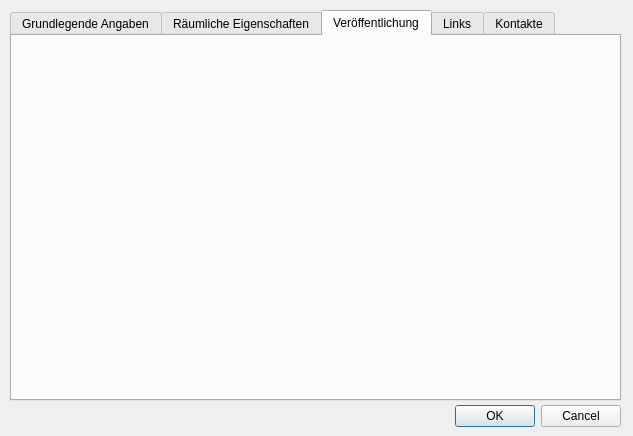
This is pg_metadata/resources/ui/edit_metadata_dialog.ui in effjot/qgis-pgmetadata-plugin as Qt 5 draws it before an edit. The edited form follows.
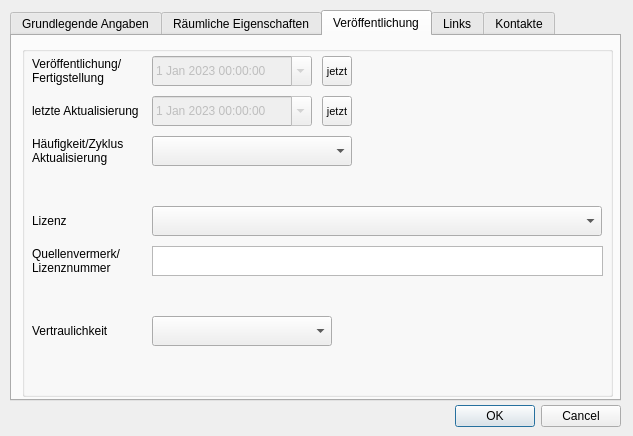
This is the edited form. The open tabs and pages were chosen to show the change. Custom widgets are drawn as their Qt base class.

Commit message: WIP Edit dialog: date_updated, frequency, license

```diff
--- a/pg_metadata/resources/ui/edit_metadata_dialog.ui
+++ b/pg_metadata/resources/ui/edit_metadata_dialog.ui
@@ -308,29 +308,6 @@
 Fertigstellung</string>
       </property>
      </widget>
-     <widget class="QDateTimeEdit" name="dattim_publ">
-      <property name="enabled">
-       <bool>false</bool>
-      </property>
-      <property name="geometry">
-       <rect>
-        <x>130</x>
-        <y>300</y>
-        <width>141</width>
-        <height>30</height>
-       </rect>
-      </property>
-      <property name="date">
-       <date>
-        <year>2023</year>
-        <month>1</month>
-        <day>1</day>
-       </date>
-      </property>
-      <property name="calendarPopup">
-       <bool>true</bool>
-      </property>
-     </widget>
      <widget class="QLabel" name="label_23">
       <property name="geometry">
        <rect>
@@ -506,6 +483,231 @@
     <attribute name="title">
      <string>Veröffentlichung</string>
     </attribute>
+    <widget class="QGroupBox" name="groupBox_publ">
+     <property name="geometry">
+      <rect>
+       <x>10</x>
+       <y>10</y>
+       <width>591</width>
+       <height>351</height>
+      </rect>
+     </property>
+     <property name="title">
+      <string notr="true"/>
+     </property>
+     <widget class="QToolButton" name="btn_datetime_publ_now">
+      <property name="geometry">
+       <rect>
+        <x>300</x>
+        <y>10</y>
+        <width>30</width>
+        <height>30</height>
+       </rect>
+      </property>
+      <property name="font">
+       <font>
+        <pointsize>8</pointsize>
+       </font>
+      </property>
+      <property name="toolTip">
+       <string>Zeitstempel auf jetzt setzen</string>
+      </property>
+      <property name="text">
+       <string>jetzt</string>
+      </property>
+     </widget>
+     <widget class="QDateTimeEdit" name="dattim_publ">
+      <property name="enabled">
+       <bool>false</bool>
+      </property>
+      <property name="geometry">
+       <rect>
+        <x>130</x>
+        <y>10</y>
+        <width>160</width>
+        <height>30</height>
+       </rect>
+      </property>
+      <property name="date">
+       <date>
+        <year>2023</year>
+        <month>1</month>
+        <day>1</day>
+       </date>
+      </property>
+      <property name="calendarPopup">
+       <bool>true</bool>
+      </property>
+     </widget>
+     <widget class="QLabel" name="label_24">
+      <property name="geometry">
+       <rect>
+        <x>10</x>
+        <y>10</y>
+        <width>121</width>
+        <height>30</height>
+       </rect>
+      </property>
+      <property name="text">
+       <string>Veröffentlichung/
+Fertigstellung</string>
+      </property>
+     </widget>
+     <widget class="QDateTimeEdit" name="dattim_upd">
+      <property name="enabled">
+       <bool>false</bool>
+      </property>
+      <property name="geometry">
+       <rect>
+        <x>130</x>
+        <y>50</y>
+        <width>160</width>
+        <height>30</height>
+       </rect>
+      </property>
+      <property name="date">
+       <date>
+        <year>2023</year>
+        <month>1</month>
+        <day>1</day>
+       </date>
+      </property>
+      <property name="calendarPopup">
+       <bool>true</bool>
+      </property>
+     </widget>
+     <widget class="QToolButton" name="btn_datetime_upd_now">
+      <property name="geometry">
+       <rect>
+        <x>300</x>
+        <y>50</y>
+        <width>30</width>
+        <height>30</height>
+       </rect>
+      </property>
+      <property name="font">
+       <font>
+        <pointsize>8</pointsize>
+       </font>
+      </property>
+      <property name="toolTip">
+       <string>Zeitstempel auf jetzt setzen</string>
+      </property>
+      <property name="text">
+       <string>jetzt</string>
+      </property>
+     </widget>
+     <widget class="QLabel" name="label_25">
+      <property name="geometry">
+       <rect>
+        <x>10</x>
+        <y>50</y>
+        <width>121</width>
+        <height>30</height>
+       </rect>
+      </property>
+      <property name="text">
+       <string>letzte Aktualisierung</string>
+      </property>
+     </widget>
+     <widget class="QComboBox" name="cmb_freq">
+      <property name="geometry">
+       <rect>
+        <x>130</x>
+        <y>90</y>
+        <width>200</width>
+        <height>30</height>
+       </rect>
+      </property>
+     </widget>
+     <widget class="QLabel" name="label_26">
+      <property name="geometry">
+       <rect>
+        <x>10</x>
+        <y>160</y>
+        <width>120</width>
+        <height>30</height>
+       </rect>
+      </property>
+      <property name="text">
+       <string>Lizenz</string>
+      </property>
+     </widget>
+     <widget class="QLabel" name="label_27">
+      <property name="geometry">
+       <rect>
+        <x>10</x>
+        <y>90</y>
+        <width>120</width>
+        <height>30</height>
+       </rect>
+      </property>
+      <property name="text">
+       <string>Häufigkeit/Zyklus
+Aktualisierung</string>
+      </property>
+     </widget>
+     <widget class="QComboBox" name="cmb_license">
+      <property name="geometry">
+       <rect>
+        <x>130</x>
+        <y>160</y>
+        <width>450</width>
+        <height>30</height>
+       </rect>
+      </property>
+     </widget>
+     <widget class="QLabel" name="label_28">
+      <property name="geometry">
+       <rect>
+        <x>10</x>
+        <y>200</y>
+        <width>120</width>
+        <height>30</height>
+       </rect>
+      </property>
+      <property name="text">
+       <string>Quellenvermerk/
+Lizenznummer</string>
+      </property>
+     </widget>
+     <widget class="QTextEdit" name="txt_license_attribution">
+      <property name="geometry">
+       <rect>
+        <x>130</x>
+        <y>200</y>
+        <width>451</width>
+        <height>30</height>
+       </rect>
+      </property>
+     </widget>
+     <widget class="QLabel" name="label_29">
+      <property name="geometry">
+       <rect>
+        <x>10</x>
+        <y>270</y>
+        <width>120</width>
+        <height>30</height>
+       </rect>
+      </property>
+      <property name="text">
+       <string>Vertraulichkeit</string>
+      </property>
+     </widget>
+     <widget class="QComboBox" name="cmb_confidentiality2">
+      <property name="geometry">
+       <rect>
+        <x>130</x>
+        <y>270</y>
+        <width>180</width>
+        <height>30</height>
+       </rect>
+      </property>
+      <property name="toolTip">
+       <string/>
+      </property>
+     </widget>
+    </widget>
    </widget>
    <widget class="QWidget" name="tab_links">
     <attribute name="title">
```
Left out of the diff: 30 changed lines with no effect on the pictures. The commit also changes 2 other files.
